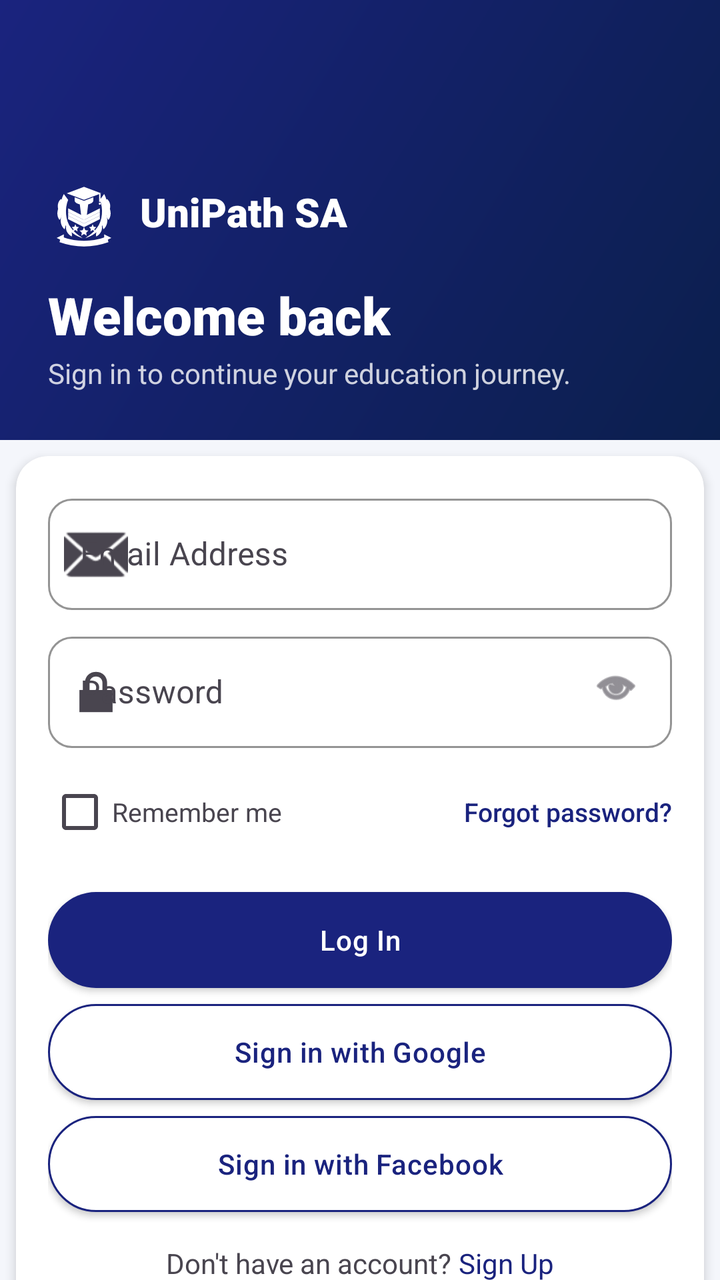
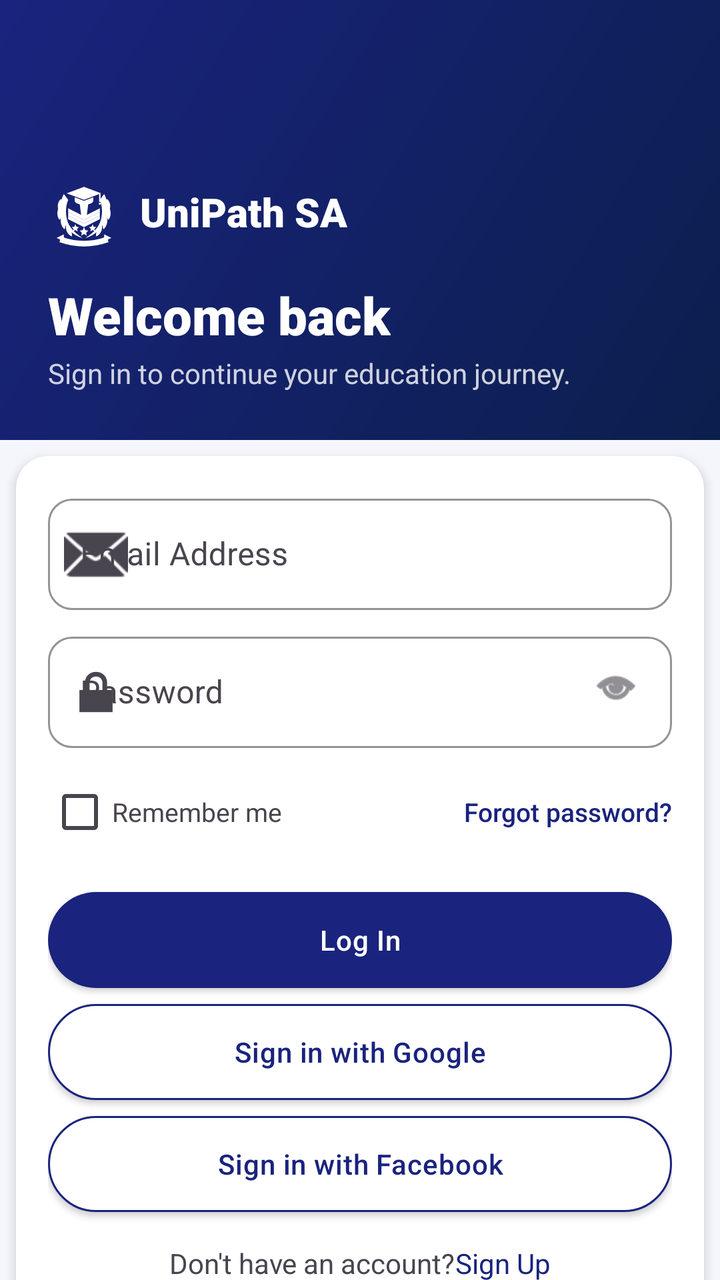

Two renders of the same Android screen: before a commit and after it. Below are the layout's source before the change and the commit's diff.
<!-- AndroidManifest.xml: application theme Theme.UniPathSA -->
<!-- res/layout/activity_login.xml -->
<?xml version="1.0" encoding="utf-8"?>
<androidx.core.widget.NestedScrollView xmlns:android="http://schemas.android.com/apk/res/android"
    xmlns:app="http://schemas.android.com/apk/res-auto"
    xmlns:tools="http://schemas.android.com/tools"
    android:layout_width="match_parent"
    android:layout_height="match_parent"
    android:background="@color/background"
    android:fillViewport="true">

    <LinearLayout
        android:layout_width="match_parent"
        android:layout_height="wrap_content"
        android:orientation="vertical">

        
        <LinearLayout
            android:layout_width="match_parent"
            android:layout_height="220dp"
            android:background="@drawable/gradient_header"
            android:gravity="bottom"
            android:orientation="vertical"
            android:padding="24dp">

            <LinearLayout
                android:layout_width="wrap_content"
                android:layout_height="wrap_content"
                android:layout_marginBottom="16dp"
                android:gravity="center_vertical"
                android:orientation="horizontal">

                <ImageView
                    android:layout_width="36dp"
                    android:layout_height="36dp"
                    android:src="@drawable/app_logo"
                    app:tint="@color/white"
                    tools:ignore="ContentDescription" />

                <TextView
                    android:layout_width="wrap_content"
                    android:layout_height="wrap_content"
                    android:layout_marginStart="10dp"
                    android:fontFamily="sans-serif-black"
                    android:text="UniPath SA"
                    android:textColor="@color/white"
                    android:textSize="20sp" />
            </LinearLayout>

            <TextView
                android:layout_width="wrap_content"
                android:layout_height="wrap_content"
                android:fontFamily="sans-serif-black"
                android:text="Welcome back"
                android:textColor="@color/white"
                android:textSize="26sp" />

            <TextView
                android:layout_width="wrap_content"
                android:layout_height="wrap_content"
                android:layout_marginTop="2dp"
                android:fontFamily="sans-serif"
                android:text="Sign in to continue your education journey."
                android:textColor="#CCFFFFFF"
                android:textSize="14sp" />
        </LinearLayout>

        
        <com.google.android.material.card.MaterialCardView
            style="@style/Widget.UniPathSA.Card"
            android:layout_width="match_parent"
            android:layout_height="wrap_content"
            android:layout_marginHorizontal="@dimen/spacing_m"
            android:layout_marginTop="-20dp"
            app:cardBackgroundColor="@color/surface"
            app:cardCornerRadius="16dp">

            <LinearLayout
                android:layout_width="match_parent"
                android:layout_height="wrap_content"
                android:orientation="vertical"
                android:padding="@dimen/spacing_m">

                
                <com.google.android.material.textfield.TextInputLayout
                    style="@style/Widget.UniPathSA.TextInputLayout"
                    android:layout_width="match_parent"
                    android:layout_height="wrap_content"
                    android:hint="Email Address"
                    app:startIconDrawable="@android:drawable/ic_dialog_email">

                    <com.google.android.material.textfield.TextInputEditText
                        android:id="@+id/etEmail"
                        android:layout_width="match_parent"
                        android:layout_height="wrap_content"
                        android:inputType="textEmailAddress"
                        android:textColor="@color/text_primary" />
                </com.google.android.material.textfield.TextInputLayout>

                
                <RelativeLayout
                    android:layout_width="match_parent"
                    android:layout_height="wrap_content"
                    android:layout_marginTop="@dimen/spacing_s">

                    <com.google.android.material.textfield.TextInputLayout
                        style="@style/Widget.UniPathSA.TextInputLayout"
                        android:layout_width="match_parent"
                        android:layout_height="wrap_content"
                        android:hint="Password"
                        app:startIconDrawable="@android:drawable/ic_lock_lock">

                        <com.google.android.material.textfield.TextInputEditText
                            android:id="@+id/etPassword"
                            android:layout_width="match_parent"
                            android:layout_height="wrap_content"
                            android:inputType="textPassword"
                            android:textColor="@color/text_primary" />
                    </com.google.android.material.textfield.TextInputLayout>

                    <ImageView
                        android:id="@+id/ivTogglePassword"
                        android:layout_width="24dp"
                        android:layout_height="24dp"
                        android:layout_alignParentEnd="true"
                        android:layout_centerVertical="true"
                        android:layout_marginEnd="16dp"
                        android:src="@android:drawable/ic_menu_view"
                        app:tint="@color/text_secondary"
                        tools:ignore="ContentDescription" />
                </RelativeLayout>

                
                <LinearLayout
                    android:layout_width="match_parent"
                    android:layout_height="wrap_content"
                    android:layout_marginTop="@dimen/spacing_s"
                    android:gravity="center_vertical"
                    android:orientation="horizontal">

                    <CheckBox
                        android:id="@+id/cbRememberMe"
                        android:layout_width="wrap_content"
                        android:layout_height="wrap_content"
                        android:text="Remember me"
                        android:textColor="@color/text_secondary"
                        android:textSize="13sp" />

                    <View
                        android:layout_width="0dp"
                        android:layout_height="1dp"
                        android:layout_weight="1" />

                    <TextView
                        android:id="@+id/tvForgotPassword"
                        android:layout_width="wrap_content"
                        android:layout_height="wrap_content"
                        android:fontFamily="sans-serif-medium"
                        android:text="Forgot password?"
                        android:textColor="@color/primary"
                        android:textSize="13sp" />
                </LinearLayout>

                
                <com.google.android.material.button.MaterialButton
                    android:id="@+id/btnLogin"
                    style="@style/Widget.UniPathSA.Button"
                    android:layout_width="match_parent"
                    android:layout_height="@dimen/button_height"
                    android:layout_marginTop="@dimen/spacing_m"
                    android:text="Log In" />

                
                <com.google.android.material.button.MaterialButton
                    android:id="@+id/btnGoogle"
                    style="@style/Widget.UniPathSA.Button.Secondary"
                    android:layout_width="match_parent"
                    android:layout_height="@dimen/button_height"
                    android:layout_marginTop="@dimen/spacing_s"
                    android:text="Sign in with Google" />

                
                <com.google.android.material.button.MaterialButton
                    android:id="@+id/btnFacebook"
                    style="@style/Widget.UniPathSA.Button.Secondary"
                    android:layout_width="match_parent"
                    android:layout_height="@dimen/button_height"
                    android:layout_marginTop="@dimen/spacing_s"
                    android:text="Sign in with Facebook" />

                
                <LinearLayout
                    android:layout_width="match_parent"
                    android:layout_height="wrap_content"
                    android:layout_marginTop="@dimen/spacing_m"
                    android:gravity="center"
                    android:orientation="horizontal">

                    <TextView
                        android:layout_width="wrap_content"
                        android:layout_height="wrap_content"
                        android:text="Don't have an account? "
                        android:textColor="@color/text_secondary"
                        android:textSize="14sp" />

                    <TextView
                        android:id="@+id/tvSignUp"
                        android:layout_width="wrap_content"
                        android:layout_height="wrap_content"
                        android:fontFamily="sans-serif-bold"
                        android:text="Sign Up"
                        android:textColor="@color/primary"
                        android:textSize="14sp" />
                </LinearLayout>

            </LinearLayout>
        </com.google.android.material.card.MaterialCardView>

    </LinearLayout>
</androidx.core.widget.NestedScrollView>
<!-- resources referenced by this layout -->
<resources>
  <color name="background">#F4F6FB</color>
  <color name="primary">#1A237E</color>
  <color name="surface">#FFFFFF</color>
  <color name="text_primary">#1C1B1F</color>
  <color name="text_secondary">#49454F</color>
  <color name="white">#FFFFFFFF</color>
  <dimen name="button_height">48dp</dimen>
  <dimen name="spacing_m">16dp</dimen>
  <dimen name="spacing_s">8dp</dimen>
  <!-- drawable gradient_header (drawable) -->
  <?xml version="1.0" encoding="utf-8"?>
  <shape xmlns:android="http://schemas.android.com/apk/res/android">
      <gradient
          android:startColor="@color/primary_dark"
          android:endColor="@color/primary"
          android:angle="135" />
  </shape>
  <style name="Widget.UniPathSA.Button" parent="Widget.MaterialComponents.Button">
          <item name="android:layout_height">@dimen/button_height</item>
          <item name="android:insetTop">0dp</item>
          <item name="android:insetBottom">0dp</item>
          <item name="shapeAppearanceOverlay">@style/ShapeAppearance.UniPathSA.ButtonPill</item>
          <item name="backgroundTint">@color/primary</item>
          <item name="android:textAllCaps">false</item>
          <item name="android:letterSpacing">0.02</item>
          <item name="android:fontFamily">sans-serif-medium</item>
      </style>
  <style name="Widget.UniPathSA.Button.Secondary" parent="Widget.UniPathSA.Button">
          <item name="materialThemeOverlay">@style/ThemeOverlay.UniPathSA.Button.Secondary</item>
          <item name="backgroundTint">@color/surface</item>
          <item name="android:textColor">@color/primary</item>
          <item name="strokeColor">@color/primary</item>
          <item name="strokeWidth">1dp</item>
      </style>
  <style name="Widget.UniPathSA.Card" parent="Widget.MaterialComponents.CardView">
          <item name="cardCornerRadius">@dimen/radius_l</item>
          <item name="cardElevation">@dimen/card_elevation</item>
          <item name="android:layout_margin">@dimen/spacing_s</item>
      </style>
  <color name="primary_dark">#0B1F4D</color>
  <style name="ShapeAppearance.UniPathSA.ButtonPill" parent="">
          <item name="cornerSize">@dimen/radius_pill</item>
      </style>
  <style name="ThemeOverlay.UniPathSA.Button.Secondary" parent="">
          <item name="colorPrimary">@color/surface</item>
      </style>
  <dimen name="radius_l">16dp</dimen>
  <dimen name="card_elevation">3dp</dimen>
  <dimen name="radius_m">12dp</dimen>
  <color name="outline">#94A3B8</color>
  <color name="navy_dark">#0B1F4D</color>
  <color name="on_primary">#FFFFFF</color>
  <color name="secondary">#3949AB</color>
  <color name="secondary_dark">#00227B</color>
  <color name="on_secondary">#FFFFFF</color>
  <dimen name="radius_pill">28dp</dimen>
  <!-- unchanged entries left out for length: 3 -->
</resources>

<!-- the commit's change to res/layout/activity_login.xml (unified diff, before → after) -->
@@ -40,7 +40,7 @@
                     android:layout_height="wrap_content"
                     android:layout_marginStart="10dp"
                     android:fontFamily="sans-serif-black"
-                    android:text="UniPath SA"
+                    android:text="@string/app_name"
                     android:textColor="@color/white"
                     android:textSize="20sp" />
             </LinearLayout>
@@ -49,7 +49,7 @@
                 android:layout_width="wrap_content"
                 android:layout_height="wrap_content"
                 android:fontFamily="sans-serif-black"
-                android:text="Welcome back"
+                android:text="@string/login_title"
                 android:textColor="@color/white"
                 android:textSize="26sp" />
 
@@ -58,7 +58,7 @@
                 android:layout_height="wrap_content"
                 android:layout_marginTop="2dp"
                 android:fontFamily="sans-serif"
-                android:text="Sign in to continue your education journey."
+                android:text="@string/login_subtitle"
                 android:textColor="#CCFFFFFF"
                 android:textSize="14sp" />
         </LinearLayout>
@@ -84,7 +84,7 @@
                     style="@style/Widget.UniPathSA.TextInputLayout"
                     android:layout_width="match_parent"
                     android:layout_height="wrap_content"
-                    android:hint="Email Address"
+                    android:hint="@string/email_hint"
                     app:startIconDrawable="@android:drawable/ic_dialog_email">
 
                     <com.google.android.material.textfield.TextInputEditText
@@ -105,7 +105,7 @@
                         style="@style/Widget.UniPathSA.TextInputLayout"
                         android:layout_width="match_parent"
                         android:layout_height="wrap_content"
-                        android:hint="Password"
+                        android:hint="@string/password_hint"
                         app:startIconDrawable="@android:drawable/ic_lock_lock">
 
                         <com.google.android.material.textfield.TextInputEditText
@@ -140,7 +140,7 @@
                         android:id="@+id/cbRememberMe"
                         android:layout_width="wrap_content"
                         android:layout_height="wrap_content"
-                        android:text="Remember me"
+                        android:text="@string/remember_me"
                         android:textColor="@color/text_secondary"
                         android:textSize="13sp" />
 
@@ -154,7 +154,7 @@
                         android:layout_width="wrap_content"
                         android:layout_height="wrap_content"
                         android:fontFamily="sans-serif-medium"
-                        android:text="Forgot password?"
+                        android:text="@string/forgot_password"
                         android:textColor="@color/primary"
                         android:textSize="13sp" />
                 </LinearLayout>
@@ -166,7 +166,7 @@
                     android:layout_width="match_parent"
                     android:layout_height="@dimen/button_height"
                     android:layout_marginTop="@dimen/spacing_m"
-                    android:text="Log In" />
+                    android:text="@string/login_button" />
 
                 
                 <com.google.android.material.button.MaterialButton
@@ -175,7 +175,7 @@
                     android:layout_width="match_parent"
                     android:layout_height="@dimen/button_height"
                     android:layout_marginTop="@dimen/spacing_s"
-                    android:text="Sign in with Google" />
+                    android:text="@string/sign_in_google" />
 
                 
                 <com.google.android.material.button.MaterialButton
@@ -184,7 +184,7 @@
                     android:layout_width="match_parent"
                     android:layout_height="@dimen/button_height"
                     android:layout_marginTop="@dimen/spacing_s"
-                    android:text="Sign in with Facebook" />
+                    android:text="@string/sign_in_facebook" />
 
                 
                 <LinearLayout
@@ -197,7 +197,7 @@
                     <TextView
                         android:layout_width="wrap_content"
                         android:layout_height="wrap_content"
-                        android:text="Don't have an account? "
+                        android:text="@string/dont_have_account"
                         android:textColor="@color/text_secondary"
                         android:textSize="14sp" />
 
@@ -206,7 +206,7 @@
                         android:layout_width="wrap_content"
                         android:layout_height="wrap_content"
                         android:fontFamily="sans-serif-bold"
-                        android:text="Sign Up"
+                        android:text="@string/sign_up"
                         android:textColor="@color/primary"
                         android:textSize="14sp" />
                 </LinearLayout>
<!-- resource entries referenced after the edit -->
@@ -17,6 +17,18 @@
           android:endColor="@color/primary"
           android:angle="135" />
   </shape>
+  <string name="app_name">UniPath SA</string>
+  <string name="dont_have_account">Don\'t have an account? </string>
+  <string name="email_hint">Email Address</string>
+  <string name="forgot_password">Forgot password?</string>
+  <string name="login_button">Log In</string>
+  <string name="login_subtitle">Sign in to continue your education journey.</string>
+  <string name="login_title">Welcome back</string>
+  <string name="password_hint">Password</string>
+  <string name="remember_me">Remember me</string>
+  <string name="sign_in_facebook">Sign in with Facebook</string>
+  <string name="sign_in_google">Sign in with Google</string>
+  <string name="sign_up">Sign Up</string>
   <style name="Widget.UniPathSA.Button" parent="Widget.MaterialComponents.Button">
           <item name="android:layout_height">@dimen/button_height</item>
           <item name="android:insetTop">0dp</item>
